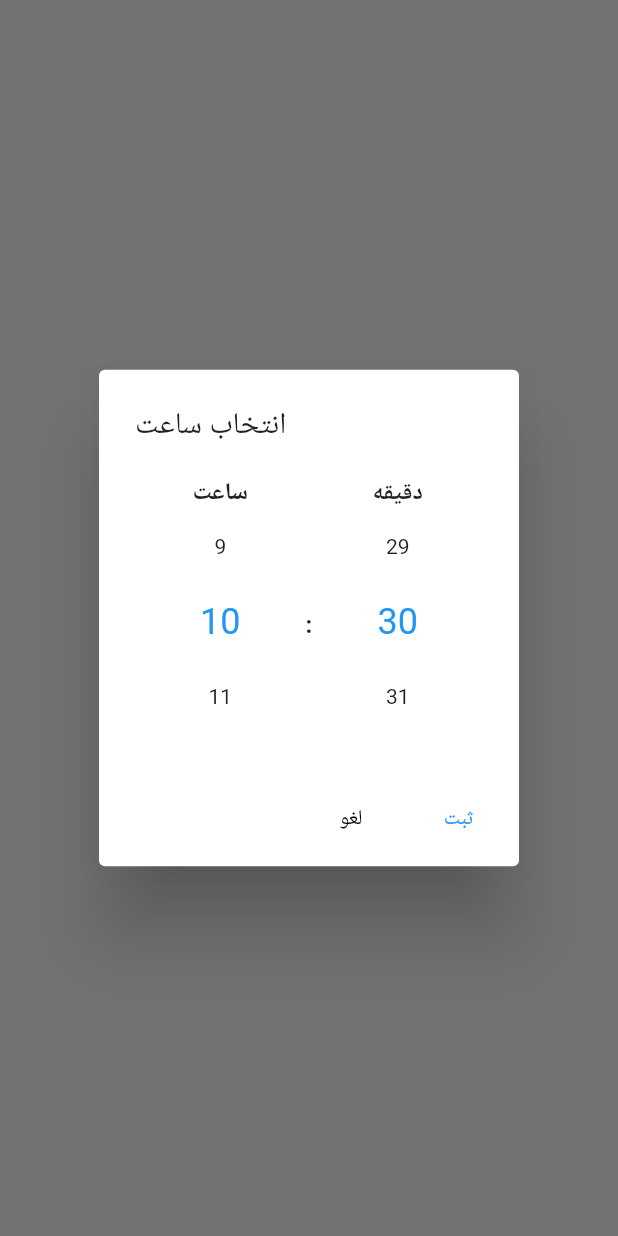
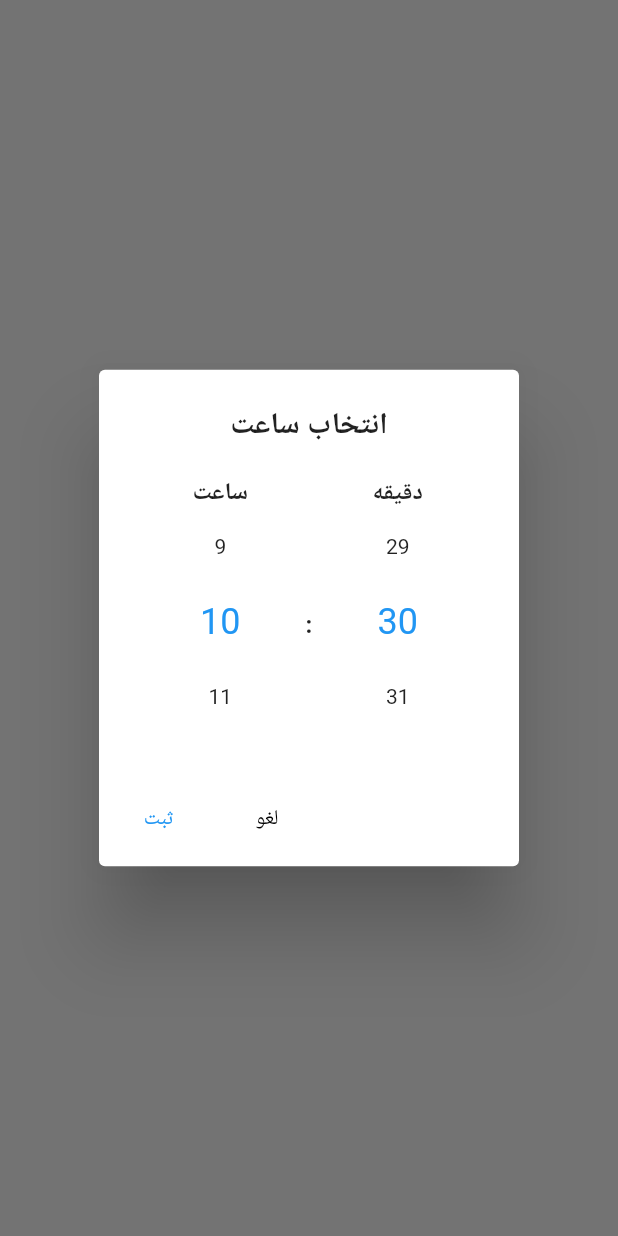
Before and after one commit to gabrimatic/persian_datetimepickers, a Flutter app: what showPersianTimePicker() shows on an empty page, opened directly with empty values, on a phone screen of 412 x 824 dp. Run offline on Flutter 3.47's test engine with Material 2 defaults, Android fonts, the phone set to English and light mode, and no system bars; drawn by our look-alikes of numberpicker; our stand-ins replace shamsi_date.

Commit message:
- toPersianDate extension added - pickers direction fixed - scaffold and appbar widgets added to example - android and ios directories created in example - screenshots added to example

```diff
--- a/lib/persian_datetimepickers.dart
+++ b/lib/persian_datetimepickers.dart
@@ -2,3 +2,4 @@ library persian_datetimepickers;
 
 export 'package:persian_datetimepickers/src/pickers/date.dart';
 export 'package:persian_datetimepickers/src/pickers/time.dart';
+export 'package:persian_datetimepickers/src/utils/extensions.dart';
--- a/lib/src/pickers/time.dart
+++ b/lib/src/pickers/time.dart
@@ -14,8 +14,14 @@ Future<TimeOfDay?> showPersianTimePicker({
   await showDialog(
     context: context,
     builder: (context) {
-      return AlertDialog(
-        title: Text(isJalali ? 'انتخاب ساعت' : 'Pick a time'),
+      return Directionality(
+        textDirection: isJalali ? TextDirection.rtl : TextDirection.ltr,
+        child: AlertDialog(
+          title: Text(
+            isJalali ? 'انتخاب ساعت' : 'Pick a time',
+            style: TextStyle(fontWeight: FontWeight.bold),
+            textAlign: TextAlign.center,
+          ),
           actions: [
             TextButton(
               onPressed: () {
@@ -85,7 +91,7 @@ Future<TimeOfDay?> showPersianTimePicker({
                         ),
                         NumberPicker(
                           value: minute,
-                        minValue: 1,
+                          minValue: 0,
                           maxValue: 59,
                           onChanged: (value) => setState(() => minute = value),
                         ),
@@ -96,6 +102,7 @@ Future<TimeOfDay?> showPersianTimePicker({
               ),
             );
           }),
+        ),
       );
     },
   );
--- a/pubspec.yaml
+++ b/pubspec.yaml
@@ -1,6 +1,6 @@
 name: persian_datetimepickers
 description: A valuable and straightforward package that supports Jalali(Farsi | Persian) and the Gregorian date and time pickers.
-version: 1.0.0
+version: 1.0.1
 homepage: https://github.com/gabrimatic/persian_datetimepickers
 
 environment:
```
Also changed, not shown: example/lib/main.dart (+19 -7 lines), lib/src/pickers/date.dart (+11 -4 lines), lib/src/utils/extensions.dart (added, +8 -0 lines), example/date.png (added), example/pubspec.lock, example/time.png (added), 62 other files. Lines whose indentation alone changed are shown as unchanged.
